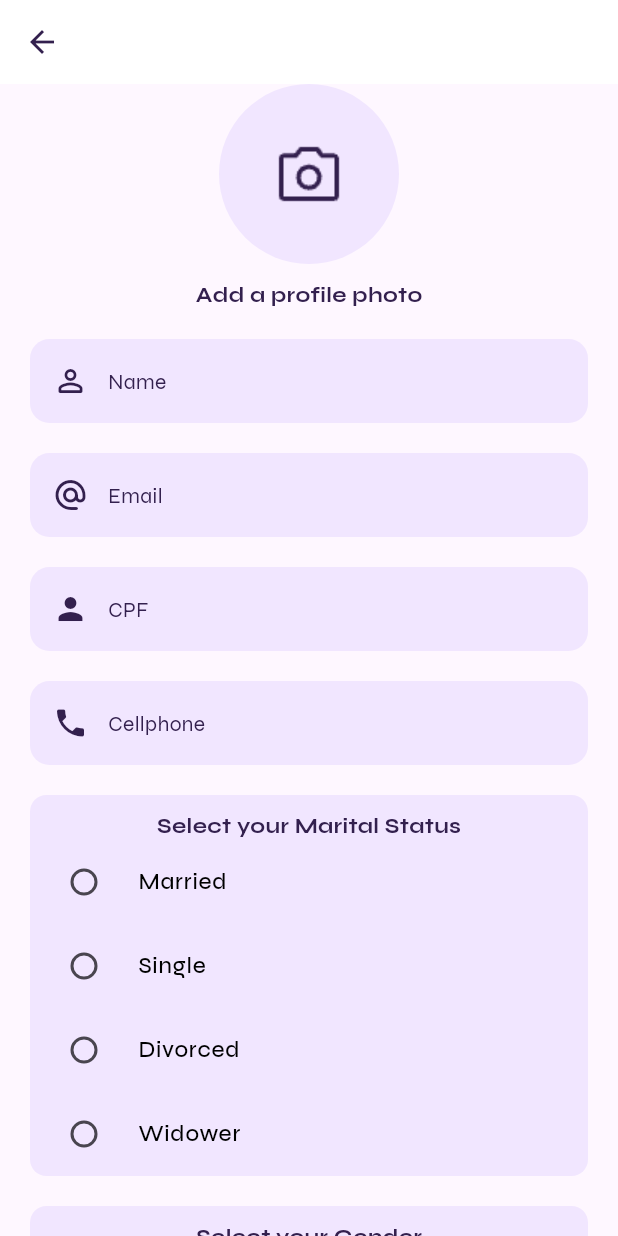
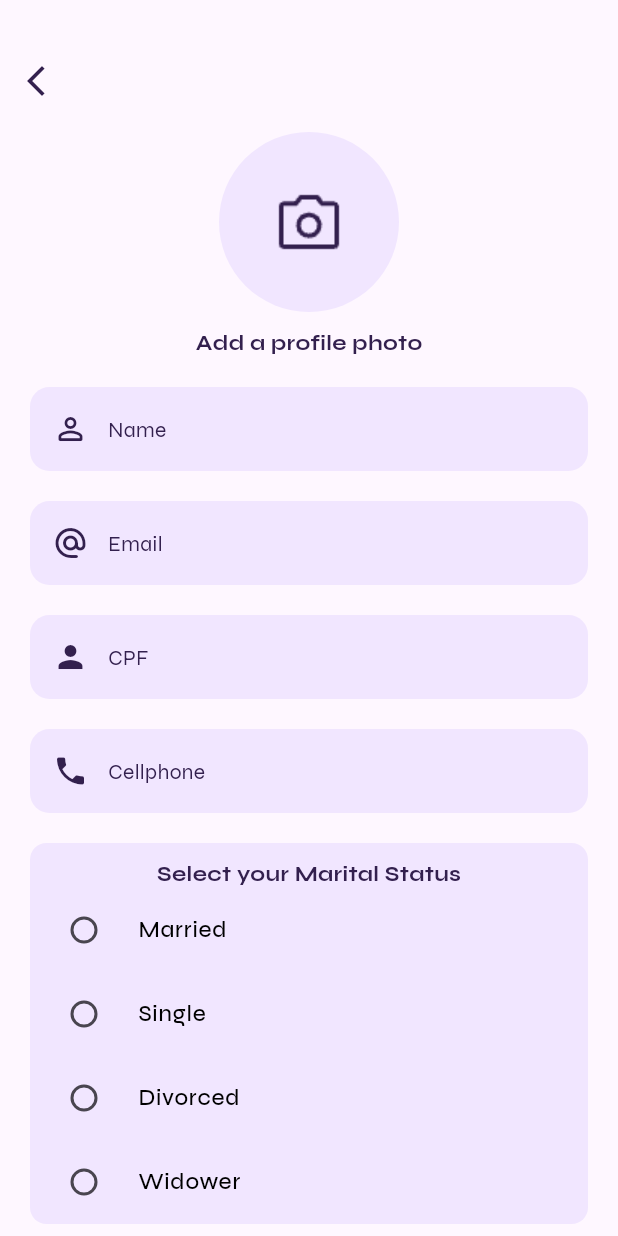
Before and after one commit to waneymartinsM/crud_flutter, a Flutter app: the screen it shows after launch, after a tap on "Register", on a phone screen of 412 x 824 dp. Run offline on Flutter 3.47's test engine with Material 3 defaults, Android fonts, the phone set to English and light mode, and no system bars; our stand-ins replace brasil_fields, cached_network_image, cloud_firestore, dropdown_button2, email_validator, firebase_auth and 11 more; missing offline and left inert: validatorless; accounts and stored records are empty; generated files the repository leaves out were written again.

Commit message:
update login

```diff
--- a/lib/app/modules/login/module/login_module.dart
+++ b/lib/app/modules/login/module/login_module.dart
@@ -1,3 +1,4 @@
+import 'package:crud_flutter/app/app_store.dart';
 import 'package:crud_flutter/app/modules/login/store/login_store.dart';
 import 'package:crud_flutter/app/modules/login/store/register_store.dart';
 import 'package:crud_flutter/app/modules/login/view/register_page.dart';
@@ -8,8 +9,8 @@ import 'package:flutter_modular/flutter_modular.dart';
 class LoginModule extends Module {
   @override
   final List<Bind> binds = [
-    Bind.lazySingleton((i) => LoginStore()),
-    Bind.lazySingleton((i) => RegisterStore()),
+    Bind.lazySingleton((i) => LoginStore(i.get<AppStore>())),
+    Bind.lazySingleton((i) => RegisterStore(i.get<AppStore>())),
   ];
 
   @override
@@ -17,6 +18,5 @@ class LoginModule extends Module {
     ChildRoute('/', child: (_, args) => const LoginPage()),
     ChildRoute('/register', child: (_, args) => const RegisterPage()),
     ChildRoute('/signIn', child: (_, args) => const SignInPage()),
-
   ];
 }
--- a/lib/app/modules/login/store/login_store.dart
+++ b/lib/app/modules/login/store/login_store.dart
@@ -1,3 +1,4 @@
+import 'package:crud_flutter/app/app_store.dart';
 import 'package:crud_flutter/app/model/user.dart';
 import 'package:crud_flutter/app/modules/login/repository/login_repository.dart';
 import 'package:crud_flutter/app/widgets/alert.dart';
@@ -10,6 +11,9 @@ part 'login_store.g.dart';
 class LoginStore = LoginStoreBase with _$LoginStore;
 
 abstract class LoginStoreBase with Store {
+  LoginStoreBase(this.appStore);
+
+  final AppStore appStore;
 
   @observable
   String email = "";
--- a/lib/app/modules/login/view/login_page.dart
+++ b/lib/app/modules/login/view/login_page.dart
@@ -1,3 +1,4 @@
+import 'package:crud_flutter/app/modules/login/store/login_store.dart';
 import 'package:crud_flutter/app/utils/colors.dart';
 import 'package:crud_flutter/app/widgets/custom_animated_button.dart';
 import 'package:flutter_svg/flutter_svg.dart';
@@ -6,8 +7,15 @@ import 'package:flutter_modular/flutter_modular.dart';
 import 'package:google_fonts/google_fonts.dart';
 import 'package:flutter_gen/gen_l10n/app_localizations.dart';
 
-class LoginPage extends StatelessWidget {
+class LoginPage extends StatefulWidget {
   const LoginPage({super.key});
+
+  @override
+  State<LoginPage> createState() => _LoginPageState();
+}
+
+class _LoginPageState extends State<LoginPage> {
+  final controller = Modular.get<LoginStore>();
 
   @override
   Widget build(BuildContext context) {
@@ -88,14 +96,17 @@ class LoginPage extends StatelessWidget {
       children: [
         Text(
           AppLocalizations.of(context)!.notHaveAccountRegister,
-          style: GoogleFonts.syne(color: darkPurple.withOpacity(0.7)),
+          style: GoogleFonts.syne(
+              color: controller.appStore.isDark
+                  ? white
+                  : darkPurple.withOpacity(0.7)),
         ),
         GestureDetector(
           onTap: () => Modular.to.pushNamed('/login/register'),
           child: Text(
             AppLocalizations.of(context)!.register,
             style: GoogleFonts.syne(
-              color: darkPurple,
+              color: controller.appStore.isDark ? white : darkPurple,
               fontWeight: FontWeight.bold,
             ),
           ),
--- a/lib/app/modules/login/view/register_page.dart
+++ b/lib/app/modules/login/view/register_page.dart
@@ -64,7 +64,6 @@ class _RegisterPageState extends State<RegisterPage> {
   Widget build(BuildContext context) {
     return Observer(
       builder: (_) => Scaffold(
-        appBar: buildAppBar(),
         body: controller.loading == true
             ? const Center(child: CircularProgressIndicator(color: purple))
             : _buildBody(context),
@@ -77,6 +76,7 @@ class _RegisterPageState extends State<RegisterPage> {
       child: Column(
         mainAxisAlignment: MainAxisAlignment.center,
         children: [
+          _buildArrowBackIcon(),
           _buildAddPhoto(),
           const SizedBox(height: 10),
           _buildAddPhotoText(),
@@ -87,13 +87,16 @@ class _RegisterPageState extends State<RegisterPage> {
     );
   }
 
-  AppBar buildAppBar() {
-    return AppBar(
-      backgroundColor: white,
-      elevation: 0,
-      leading: IconButton(
-        onPressed: () => Modular.to.pushNamed('/login'),
-        icon: const Icon(Icons.arrow_back, color: darkPurple),
+  Align _buildArrowBackIcon() {
+    return Align(
+      alignment: Alignment.topLeft,
+      child: Padding(
+        padding: const EdgeInsets.only(top: 30, bottom: 10),
+        child: IconButton(
+          onPressed: () => Modular.to.pushNamed('/login'),
+          icon: Icon(Icons.arrow_back_ios_new_outlined,
+              color: controller.appStore.isDark ? white : darkPurple),
+        ),
       ),
     );
   }
@@ -124,7 +127,7 @@ class _RegisterPageState extends State<RegisterPage> {
           Text(
             AppLocalizations.of(context)!.addProfilePhoto,
             style: GoogleFonts.syne(
-              color: darkPurple,
+              color: controller.appStore.isDark ? white : darkPurple,
               fontWeight: FontWeight.w700,
               fontSize: 14,
             ),
```
Also changed, not shown: lib/app/modules/login/store/register_store.dart (+7 -3 lines), lib/app/modules/login/view/signIn_page.dart (+6 -6 lines).
